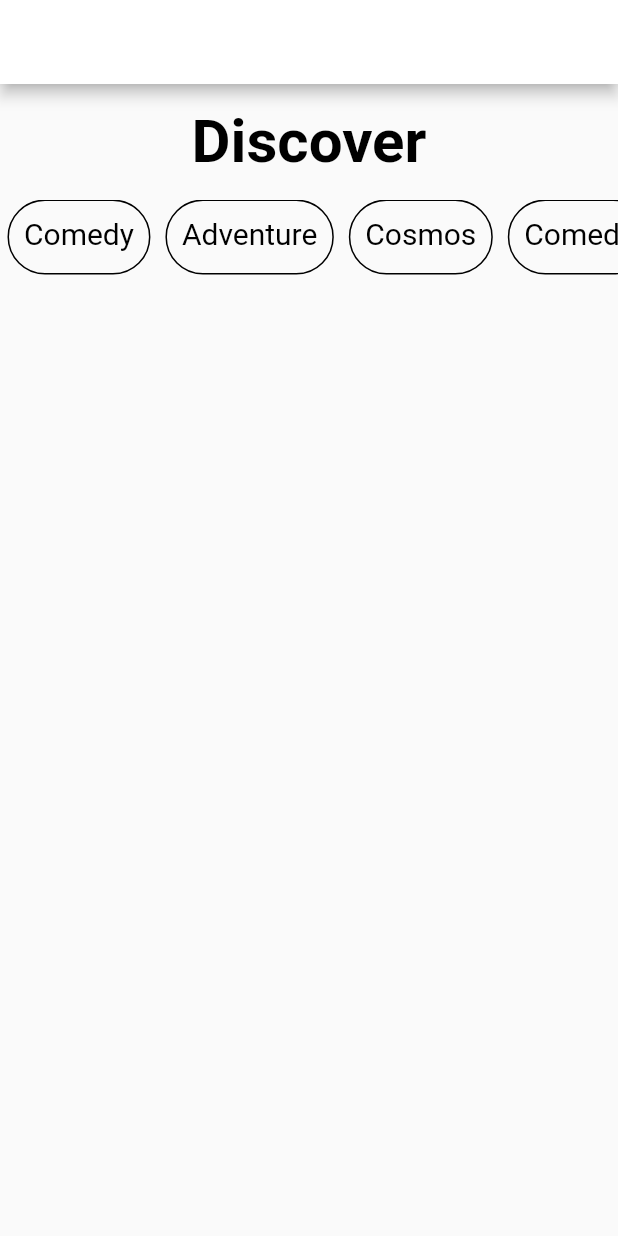
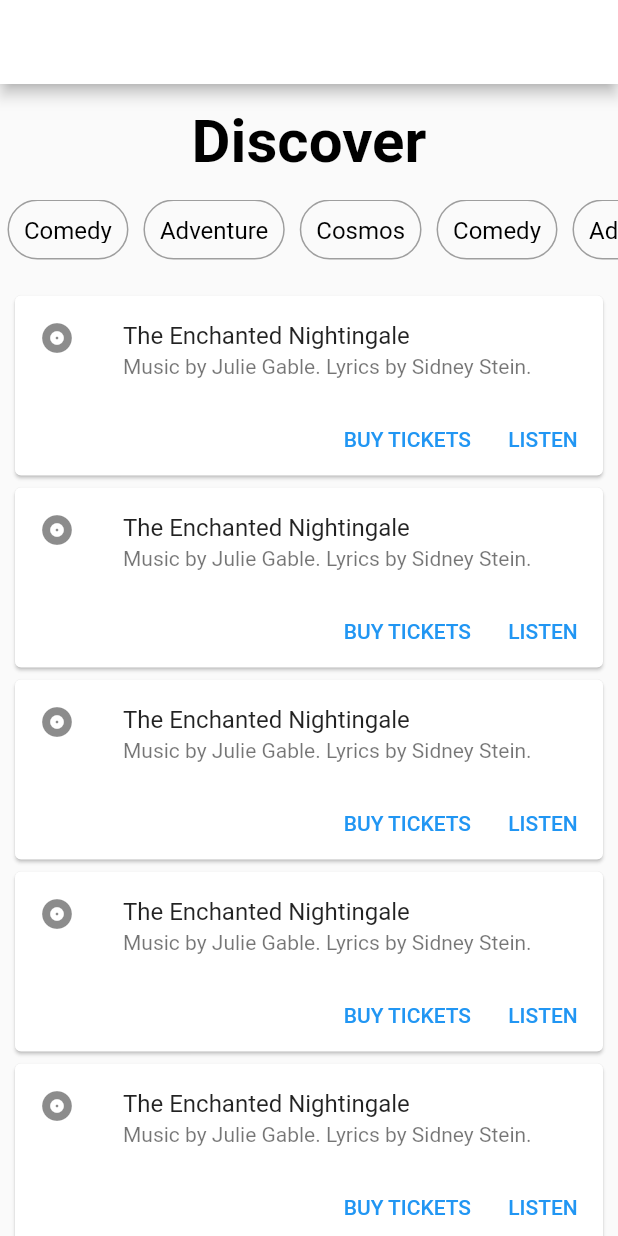
Before and after one commit to sushantdev-git/Blog, a Flutter app: the screen it shows after launch, on a phone screen of 412 x 824 dp. Run offline on Flutter 3.47's test engine with Material 2 defaults, Android fonts, the phone set to English and light mode, and no system bars.

Commit message:
added card

```diff
--- a/lib/pages/home.dart
+++ b/lib/pages/home.dart
@@ -1,5 +1,6 @@
 import 'package:flutter/material.dart';
 import '../widgets/home/filter/filterBar.dart';
+import '../widgets/home/blogCard.dart';
 
 class HomePage extends StatefulWidget {
   const HomePage({Key? key}) : super(key: key);
@@ -40,6 +41,15 @@ class _HomePageState extends State<HomePage> {
                 height: 15,
               ),
               FilterBar(width: mediaQuery.width,),
+              const SizedBox(
+                height: 20,
+              ),
+              BlogCard(),
+              BlogCard(),
+              BlogCard(),
+              BlogCard(),
+              BlogCard(),
+              BlogCard(),
             ],
           ),
         ),
--- a/lib/widgets/home/blogCard.dart
+++ b/lib/widgets/home/blogCard.dart
@@ -5,8 +5,35 @@ class BlogCard extends StatelessWidget {
 
   @override
   Widget build(BuildContext context) {
-    return Container(
-
+    return Center(
+      child: Card(
+        margin: const EdgeInsets.symmetric(vertical: 4, horizontal: 10),
+        child: Column(
+          mainAxisSize: MainAxisSize.min,
+          children: <Widget>[
+            const ListTile(
+              leading: Icon(Icons.album),
+              title: Text('The Enchanted Nightingale'),
+              subtitle: Text('Music by Julie Gable. Lyrics by Sidney Stein.'),
+            ),
+            Row(
+              mainAxisAlignment: MainAxisAlignment.end,
+              children: <Widget>[
+                TextButton(
+                  child: const Text('BUY TICKETS'),
+                  onPressed: () {/* ... */},
+                ),
+                const SizedBox(width: 8),
+                TextButton(
+                  child: const Text('LISTEN'),
+                  onPressed: () {/* ... */},
+                ),
+                const SizedBox(width: 8),
+              ],
+            ),
+          ],
+        ),
+      ),
     );
   }
 }
--- a/lib/widgets/home/filter/filterBar.dart
+++ b/lib/widgets/home/filter/filterBar.dart
@@ -7,11 +7,12 @@ class FilterBar extends StatelessWidget {
 
   @override
   Widget build(BuildContext context) {
-    return Container(
+    return SizedBox(
       width: width,
-      height: 50,
+      height: 40,
       child: ListView(
         scrollDirection: Axis.horizontal,
+        physics: const BouncingScrollPhysics(),
         children: const [
           FilterCard(cardName: "Comedy"),
           FilterCard(cardName: "Adventure"),
--- a/lib/widgets/home/filter/filterCard.dart
+++ b/lib/widgets/home/filter/filterCard.dart
@@ -12,7 +12,7 @@ class FilterCard extends StatelessWidget {
       decoration: BoxDecoration(
         borderRadius: BorderRadius.circular(30),
         border: Border.all(
-        color: Colors.black,
+        color: Colors.grey,
         width: 1,
        ),
       ),
@@ -20,7 +20,7 @@ class FilterCard extends StatelessWidget {
         cardName,
         style: const TextStyle(
           color: Colors.black,
-          fontSize: 20,
+          fontSize: 16,
           fontWeight: FontWeight.normal,
         ),
       ),
```
